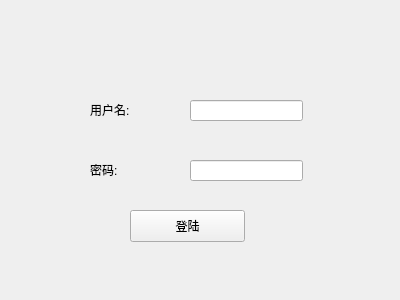
First picture: the form in Interface_BT/login.ui, repository freshStones/alpaca, before the edit.
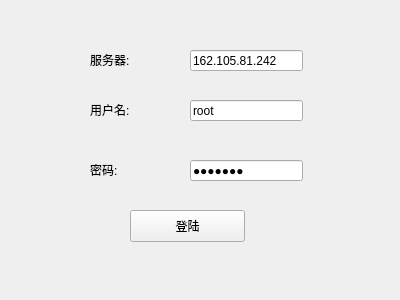
Second picture: the form after the edit.

```diff
--- a/Interface_BT/login.ui
+++ b/Interface_BT/login.ui
@@ -35,6 +35,9 @@
      <height>21</height>
     </rect>
    </property>
+   <property name="text">
+    <string>root</string>
+   </property>
   </widget>
   <widget class="QLabel" name="label">
    <property name="geometry">
@@ -70,6 +73,44 @@
      <width>113</width>
      <height>21</height>
     </rect>
+   </property>
+   <property name="contextMenuPolicy">
+    <enum>Qt::PreventContextMenu</enum>
+   </property>
+   <property name="inputMask">
+    <string/>
+   </property>
+   <property name="text">
+    <string>raccoon</string>
+   </property>
+   <property name="echoMode">
+    <enum>QLineEdit::Password</enum>
+   </property>
+  </widget>
+  <widget class="QLineEdit" name="server">
+   <property name="geometry">
+    <rect>
+     <x>190</x>
+     <y>50</y>
+     <width>113</width>
+     <height>21</height>
+    </rect>
+   </property>
+   <property name="text">
+    <string>162.105.81.242</string>
+   </property>
+  </widget>
+  <widget class="QLabel" name="label_3">
+   <property name="geometry">
+    <rect>
+     <x>90</x>
+     <y>50</y>
+     <width>62</width>
+     <height>19</height>
+    </rect>
+   </property>
+   <property name="text">
+    <string>服务器:</string>
    </property>
   </widget>
  </widget>
```
